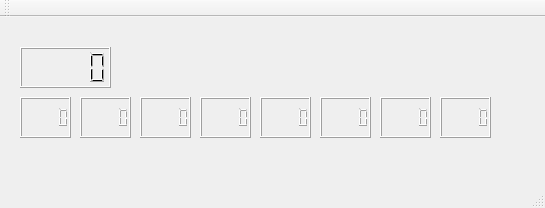
Before: the Qt Designer form cloud/dev-tools/examples/qt/minimal/mainwindow.ui in cepsdev/machines4ceps, drawn with Qt 5.
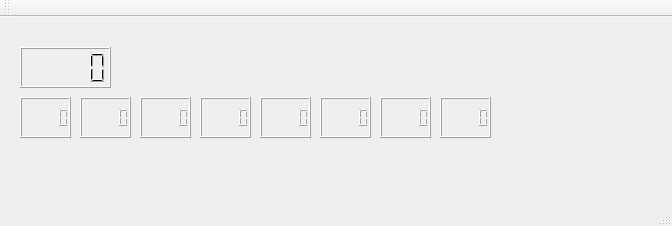
After: the same form once the commit is applied.

What changed in the file:
```diff
--- a/cloud/dev-tools/examples/qt/minimal/mainwindow.ui
+++ b/cloud/dev-tools/examples/qt/minimal/mainwindow.ui
@@ -6,8 +6,8 @@
    <rect>
     <x>0</x>
     <y>0</y>
-    <width>545</width>
-    <height>208</height>
+    <width>672</width>
+    <height>226</height>
    </rect>
   </property>
   <property name="windowTitle">
```
Left out of the diff: 6 changed lines with no effect on the pictures.
